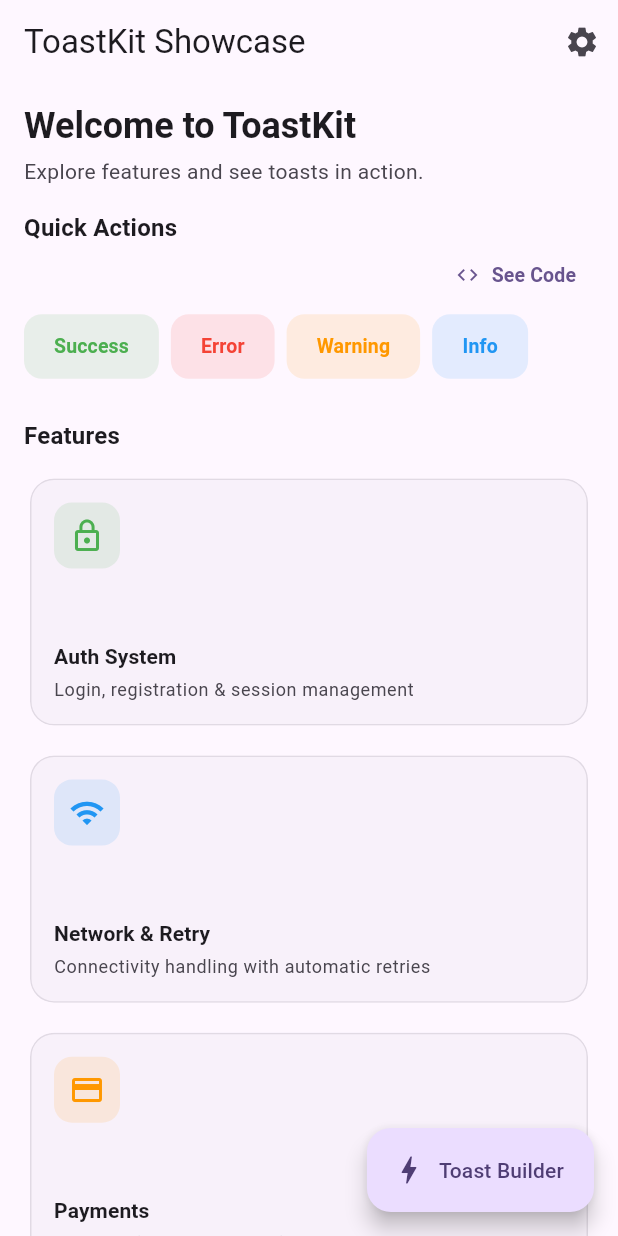
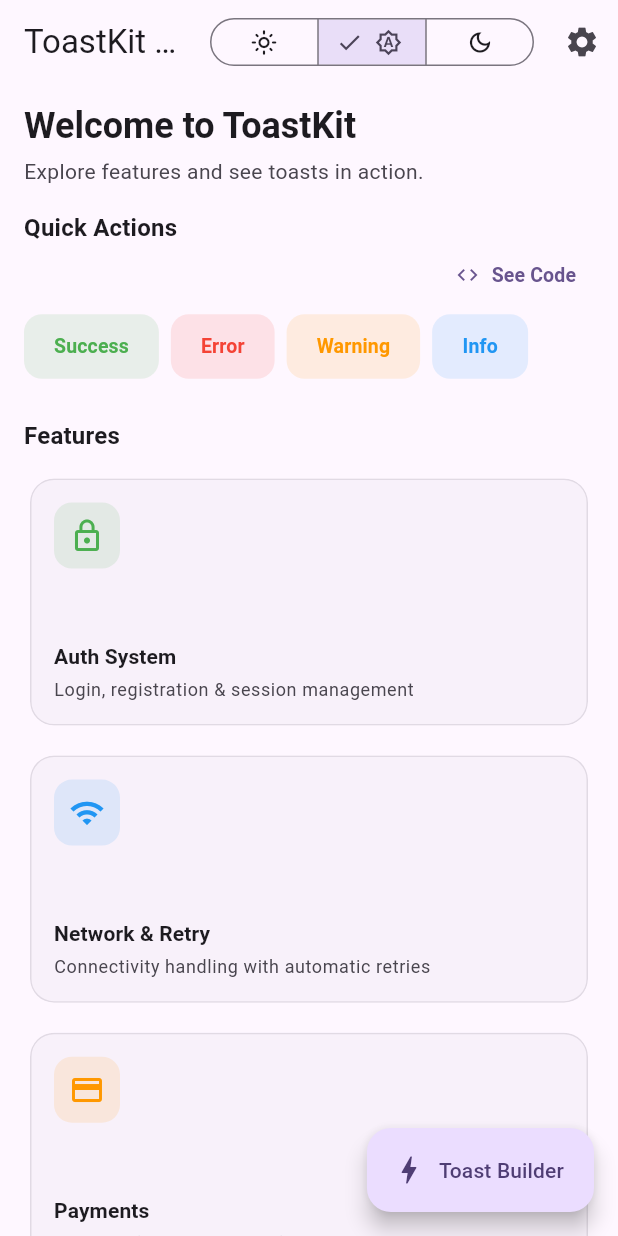
Before and after one commit to yasersabri580-oss/toast-kit, a Flutter app: the screen it shows after launch, on a phone screen of 412 x 824 dp. Run offline on Flutter 3.47's test engine with Material 3 defaults, Android fonts, the phone set to English and light mode, and no system bars; our stand-ins replace go_router.

Commit message:
fix: Matrix4.translate crash + add ThemeSelector widget with ThemeController/ThemeScope
Agent-Logs-Url: https://github.com/yasersabri580-oss/toast-kit/sessions/5bd3c0cc-c351-489b-b3a4-a89378cebb0b

Co-authored-by: yasersabri580-oss <268882798+yasersabri580-oss@users.noreply.github.com>

```diff
--- a/example/lib/app/app.dart
+++ b/example/lib/app/app.dart
@@ -5,6 +5,7 @@ import 'package:toast_kit/toast_kit.dart';
 import '../utils/demo_logger.dart';
 import 'routes/app_router.dart';
 import 'theme/app_theme.dart';
+import 'theme/theme_controller.dart';
 
 // ---------------------------------------------------------------------------
 // Plugins (kept from the original main.dart)
@@ -128,6 +129,7 @@ class ToastKitShowcaseApp extends StatefulWidget {
 class _ToastKitShowcaseAppState extends State<ToastKitShowcaseApp> {
   final GlobalKey<NavigatorState> _navigatorKey = GlobalKey<NavigatorState>();
   late final GoRouter _router;
+  final ThemeController _themeController = ThemeController();
 
   @override
   void initState() {
@@ -170,18 +172,29 @@ class _ToastKitShowcaseAppState extends State<ToastKitShowcaseApp> {
   @override
   void dispose() {
     _router.dispose();
+    _themeController.dispose();
     ToastKit.dispose();
     super.dispose();
   }
 
   @override
   Widget build(BuildContext context) {
+    return ValueListenableBuilder<ThemeMode>(
+      valueListenable: _themeController,
+      builder: (context, themeMode, _) {
         return MaterialApp.router(
           routerConfig: _router,
           title: 'ToastKit Showcase',
           debugShowCheckedModeBanner: false,
           theme: AppTheme.light(),
           darkTheme: AppTheme.dark(),
+          themeMode: themeMode,
+          builder: (context, child) => ThemeScope(
+            controller: _themeController,
+            child: child!,
+          ),
+        );
+      },
     );
   }
 }
--- /dev/null
+++ b/example/lib/app/theme/theme_controller.dart
@@ -0,0 +1,23 @@
+import 'package:flutter/material.dart';
+
+/// Holds and notifies listeners of the current [ThemeMode].
+class ThemeController extends ValueNotifier<ThemeMode> {
+  ThemeController([ThemeMode initial = ThemeMode.system]) : super(initial);
+}
+
+/// An [InheritedNotifier] that exposes [ThemeController] to the widget tree.
+class ThemeScope extends InheritedNotifier<ThemeController> {
+  const ThemeScope({
+    super.key,
+    required ThemeController controller,
+    required super.child,
+  }) : super(notifier: controller);
+
+  /// Returns the nearest [ThemeController] from the widget tree.
+  static ThemeController of(BuildContext context) {
+    final scope =
+        context.dependOnInheritedWidgetOfExactType<ThemeScope>();
+    assert(scope != null, 'No ThemeScope found in the widget tree.');
+    return scope!.notifier!;
+  }
+}
--- /dev/null
+++ b/example/lib/app/theme/theme_selector.dart
@@ -0,0 +1,49 @@
+import 'package:flutter/material.dart';
+
+import 'theme_controller.dart';
+
+/// A compact segmented button that lets the user switch between
+/// [ThemeMode.light], [ThemeMode.system], and [ThemeMode.dark].
+///
+/// Reads and writes the [ThemeController] from the nearest [ThemeScope].
+class ThemeSelector extends StatelessWidget {
+  const ThemeSelector({super.key});
+
+  @override
+  Widget build(BuildContext context) {
+    final controller = ThemeScope.of(context);
+
+    return ValueListenableBuilder<ThemeMode>(
+      valueListenable: controller,
+      builder: (context, mode, _) {
+        return SegmentedButton<ThemeMode>(
+          segments: const [
+            ButtonSegment(
+              value: ThemeMode.light,
+              icon: Icon(Icons.light_mode_outlined),
+              tooltip: 'Light',
+            ),
+            ButtonSegment(
+              value: ThemeMode.system,
+              icon: Icon(Icons.brightness_auto_outlined),
+              tooltip: 'System',
+            ),
+            ButtonSegment(
+              value: ThemeMode.dark,
+              icon: Icon(Icons.dark_mode_outlined),
+              tooltip: 'Dark',
+            ),
+          ],
+          selected: {mode},
+          onSelectionChanged: (Set<ThemeMode> selection) {
+            controller.value = selection.first;
+          },
+          style: const ButtonStyle(
+            visualDensity: VisualDensity.compact,
+            tapTargetSize: MaterialTapTargetSize.shrinkWrap,
+          ),
+        );
+      },
+    );
+  }
+}
--- a/example/lib/features/dashboard/dashboard_screen.dart
+++ b/example/lib/features/dashboard/dashboard_screen.dart
@@ -3,6 +3,7 @@ import 'package:go_router/go_router.dart';
 import 'package:toast_kit/toast_kit.dart';
 
 import '../../app/routes/app_router.dart';
+import '../../app/theme/theme_selector.dart';
 import '../../utils/responsive/responsive_helper.dart';
 import '../../widgets/see_code_button.dart';
 
@@ -94,6 +95,8 @@ class DashboardScreen extends StatelessWidget {
         title: const Text('ToastKit Showcase'),
         centerTitle: false,
         actions: [
+          const ThemeSelector(),
+          const SizedBox(width: 8),
           IconButton(
             icon: const Icon(Icons.settings),
             tooltip: 'Settings',
@@ -309,7 +312,7 @@ class _FeatureCardState extends State<_FeatureCard> {
         duration: const Duration(milliseconds: 200),
         curve: Curves.easeOut,
         transform: _isHovered
-            ? (Matrix4.identity()..translate(0, -2, 0))
+            ? Matrix4.translationValues(0, -2.0, 0)
             : Matrix4.identity(),
         child: Card(
           elevation: _isHovered ? 4 : 0,
```
Lines whose indentation alone changed are shown as unchanged.
